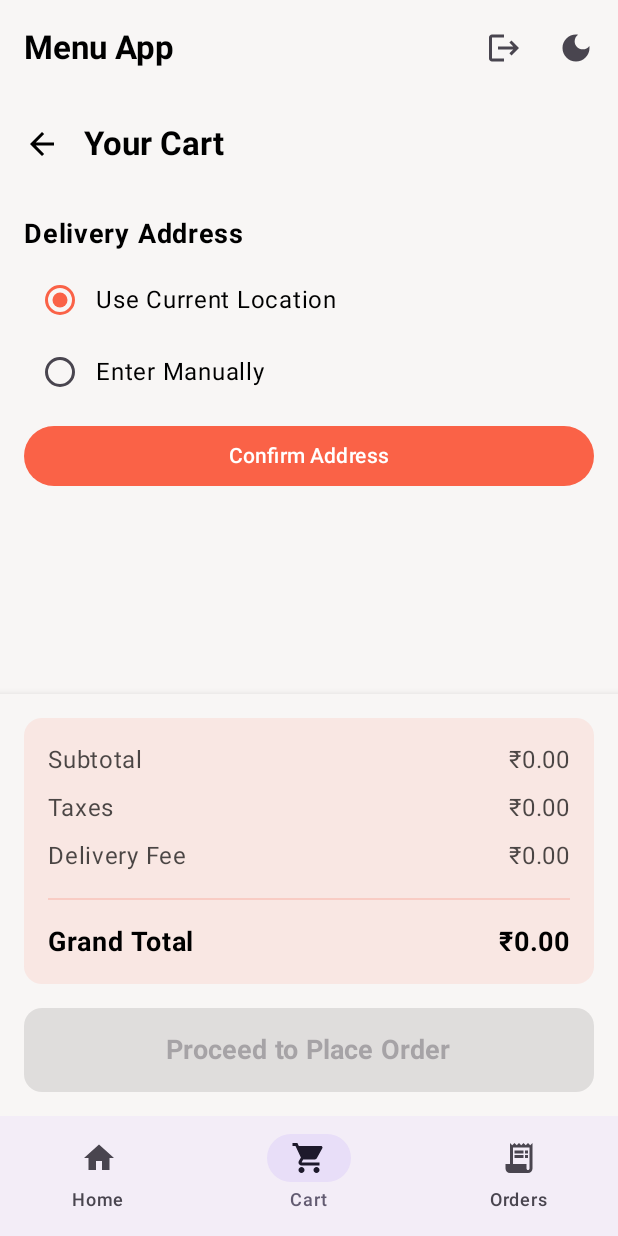
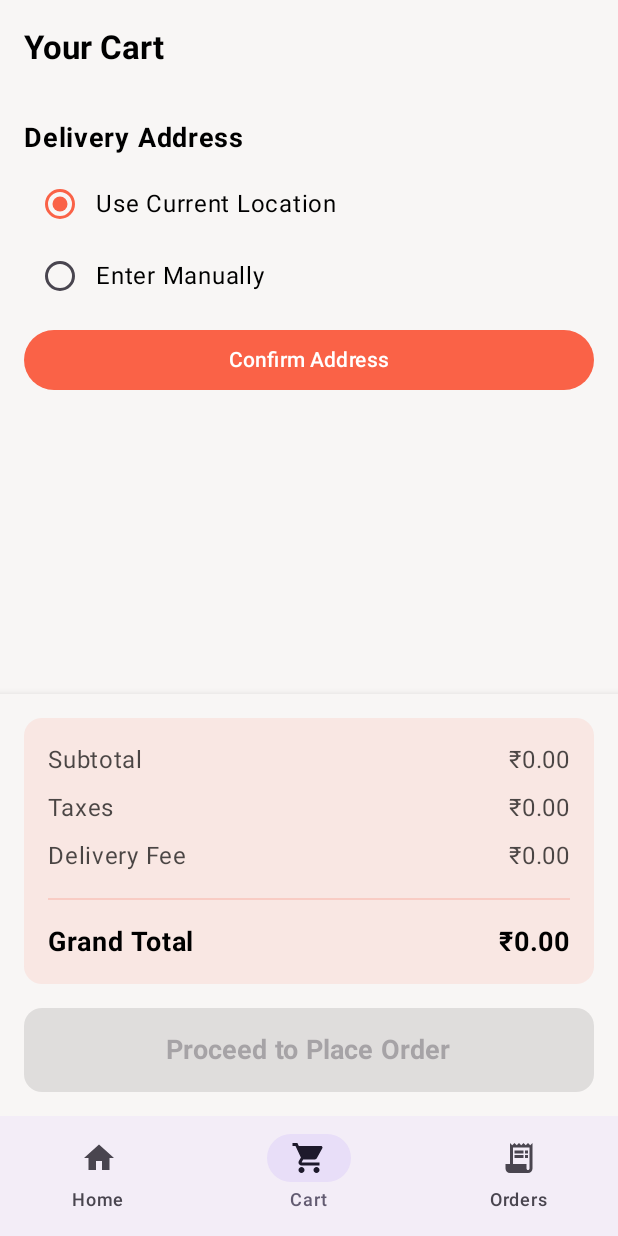
Before and after one commit to ramtechno90/Menu-app-UI, an Android app built with Jetpack Compose: the MainScreen screen opened through its navigation route, item 2 of the bottom bar chosen, on a phone screen of 412 x 824 dp. Run offline under Robolectric (Android 15) with nearby library versions, the phone set to English and light mode, and no system bars; our stand-ins replace Dagger/Hilt's generated code, Firebase (no records; nobody signed in at launch, a user with empty details on screens opened directly); pictures from the network do not load; 1 statement that could not run was skipped.

Commit message:
Refactor: Unify TopAppBar and Scaffold in MainScreen
This commit completes a major refactoring of the main navigation structure to address UI inconsistencies and improve maintainability. The application now uses a single Scaffold in `MainScreen.kt` which manages a dynamic TopAppBar.

Key changes:
- Centralized the `Scaffold` and `TopAppBar` into `MainScreen.kt`.
- The `TopAppBar` now dynamically updates its title and actions based on the selected bottom navigation tab, providing screen-specific context.
- `HomeScreen.kt`, `ShoppingCartScreen.kt`, and `OrdersScreen.kt` have been converted into content-only composables, removing their nested `Scaffold`s.
- These child screens now accept `PaddingValues` from the `MainScreen`'s `Scaffold`, ensuring correct layout and avoiding content overlap.
- Addressed all user requests for the home screen:
  - Removed the search icon.
  - Added a theme-toggle icon.
  - Implemented a "Logout" `TextButton` with both an icon and a label.
  - Fixed the layout gap at the top of the `HomeScreen`.
- This new architecture ensures a consistent UI, simplifies future modifications, and adheres to Jetpack Compose best practices.

```diff
--- a/app/src/main/java/com/example/menuapp/features/cart/ShoppingCartScreen.kt
+++ b/app/src/main/java/com/example/menuapp/features/cart/ShoppingCartScreen.kt
@@ -32,7 +32,7 @@ import com.example.menuapp.ui.theme.MenuAppTheme
 
 @Composable
 fun ShoppingCartScreen(
-    onBackPressed: () -> Unit,
+    contentPadding: PaddingValues,
     onNavigateToConfirmLocation: (Double, Double, String) -> Unit,
     viewModel: CartViewModel
 ) {
@@ -65,8 +65,8 @@ fun ShoppingCartScreen(
     }
 
     ShoppingCartScreenContent(
+        contentPadding = contentPadding,
         uiState = uiState,
-        onBackPressed = onBackPressed,
         onPlaceOrderClicked = {
             viewModel.placeOrder(uiState.deliveryAddress)
             Toast.makeText(context, "Order Placed!", Toast.LENGTH_SHORT).show()
@@ -89,11 +89,10 @@ fun ShoppingCartScreen(
     )
 }
 
-@OptIn(ExperimentalMaterial3Api::class)
 @Composable
 fun ShoppingCartScreenContent(
+    contentPadding: PaddingValues,
     uiState: CartUiState,
-    onBackPressed: () -> Unit,
     onPlaceOrderClicked: () -> Unit,
     onConfirmAddressClicked: () -> Unit,
     onQuantityChange: (String, Int) -> Unit,
@@ -102,31 +101,14 @@ fun ShoppingCartScreenContent(
     onManualAddressChange: (String) -> Unit,
     onChangeLocationClicked: () -> Unit
 ) {
-    Scaffold(
-        topBar = {
-            TopAppBar(
-                title = { Text("Your Cart", fontWeight = FontWeight.Bold) },
-                navigationIcon = {
-                    IconButton(onClick = onBackPressed) {
-                        Icon(Icons.Default.ArrowBack, contentDescription = "Back")
-                    }
-                },
-                colors = TopAppBarDefaults.topAppBarColors(
-                    containerColor = MaterialTheme.colorScheme.background
-                )
-            )
-        },
-        bottomBar = {
-            CheckoutFooter(
-                uiState = uiState,
-                onPlaceOrderClicked = onPlaceOrderClicked
-            )
-        }
-    ) { paddingValues ->
+    Column(
+        modifier = Modifier
+            .fillMaxSize()
+            .padding(contentPadding)
+    ) {
         LazyColumn(
             modifier = Modifier
-                .fillMaxSize()
-                .padding(paddingValues)
+                .weight(1f)
                 .padding(horizontal = 16.dp),
             verticalArrangement = Arrangement.spacedBy(16.dp),
             contentPadding = PaddingValues(bottom = 16.dp)
@@ -154,6 +136,10 @@ fun ShoppingCartScreenContent(
                 )
             }
         }
+        CheckoutFooter(
+            uiState = uiState,
+            onPlaceOrderClicked = onPlaceOrderClicked
+        )
     }
 }
 
@@ -367,8 +353,8 @@ fun DeliveryAddressSection(
 fun ShoppingCartScreenPreview() {
     MenuAppTheme(darkTheme = false) {
         ShoppingCartScreenContent(
+            contentPadding = PaddingValues(),
             uiState = CartUiState(),
-            onBackPressed = {},
             onPlaceOrderClicked = {},
             onConfirmAddressClicked = {},
             onQuantityChange = { _, _ -> },
--- a/app/src/main/java/com/example/menuapp/features/home/HomeScreen.kt
+++ b/app/src/main/java/com/example/menuapp/features/home/HomeScreen.kt
@@ -37,7 +37,7 @@ val categories = listOf("Starters", "Main Course", "Breads", "Pizza", "Salad", "
 
 @Composable
 fun HomeScreen(
-    contentPadding: PaddingValues = PaddingValues(),
+    contentPadding: PaddingValues,
     viewModel: HomeViewModel = hiltViewModel()
 ) {
     val uiState by viewModel.uiState.collectAsStateWithLifecycle()
@@ -51,7 +51,6 @@ fun HomeScreen(
         verticalArrangement = Arrangement.spacedBy(16.dp)
     ) {
             item {
-                Spacer(modifier = Modifier.height(8.dp))
                 CategorySelection(
                     categories = categories,
                     selectedCategory = selectedCategory,
--- a/app/src/main/java/com/example/menuapp/features/main/MainScreen.kt
+++ b/app/src/main/java/com/example/menuapp/features/main/MainScreen.kt
@@ -1,7 +1,6 @@
 package com.example.menuapp.features.main
 
-import androidx.compose.foundation.layout.Box
-import androidx.compose.foundation.layout.padding
+import androidx.compose.foundation.layout.*
 import androidx.compose.material.icons.Icons
 import androidx.compose.material.icons.filled.DarkMode
 import androidx.compose.material.icons.filled.Home
@@ -65,16 +64,27 @@ fun MainScreen(
     Scaffold(
         topBar = {
             TopAppBar(
-                title = { Text(text = "Menu App") },
+                title = {
+                    val title = when (selectedTab) {
+                        BottomNavItem.Home -> "Menu App"
+                        BottomNavItem.Cart -> "Your Cart"
+                        BottomNavItem.Orders -> "My Orders"
+                    }
+                    Text(text = title)
+                },
                 actions = {
-                    IconButton(onClick = { authAwareViewModel.signOut() }) {
-                        Icon(Icons.Default.Logout, contentDescription = "Sign Out")
-                    }
+                    if (selectedTab == BottomNavItem.Home) {
                         IconButton(onClick = onThemeToggle) {
                             Icon(
                                 imageVector = if (isDarkTheme) Icons.Default.LightMode else Icons.Default.DarkMode,
                                 contentDescription = "Toggle Theme"
                             )
+                        }
+                        TextButton(onClick = { authAwareViewModel.signOut() }) {
+                            Icon(Icons.Default.Logout, contentDescription = "Sign Out")
+                            Spacer(modifier = Modifier.width(4.dp))
+                            Text("Logout")
+                        }
                     }
                 }
             )
@@ -93,11 +103,15 @@ fun MainScreen(
             }
         }
     ) { innerPadding ->
-        Box(modifier = Modifier.padding(innerPadding)) {
+        // The content of each tab is rendered here. The `innerPadding` is passed
+        // to the respective screen to handle the space needed for the TopAppBar and BottomNavBar.
         when (selectedTab) {
-                BottomNavItem.Home -> HomeScreen(contentPadding = innerPadding)
+            BottomNavItem.Home -> HomeScreen(
+                contentPadding = innerPadding
+            )
+
             BottomNavItem.Cart -> ShoppingCartScreen(
-                    onBackPressed = { /* Within main screen, no back press */ },
+                contentPadding = innerPadding,
                 onNavigateToConfirmLocation = { latitude, longitude, address ->
                     val encodedAddress = URLEncoder.encode(address, "UTF-8")
                     mainNavController.navigate(
@@ -106,7 +120,9 @@ fun MainScreen(
                 },
                 viewModel = cartViewModel
             )
+
             BottomNavItem.Orders -> OrdersScreen(
+                contentPadding = innerPadding,
                 onOrderClicked = { orderId ->
                     mainNavController.navigate(Screen.OrderSummary.createRoute(orderId))
                 }
@@ -114,4 +130,3 @@ fun MainScreen(
         }
     }
 }
-}
```
Also changed, not shown: app/src/main/java/com/example/menuapp/features/orders/OrdersScreen.kt (+7 -19 lines). Lines whose indentation alone changed are shown as unchanged.
